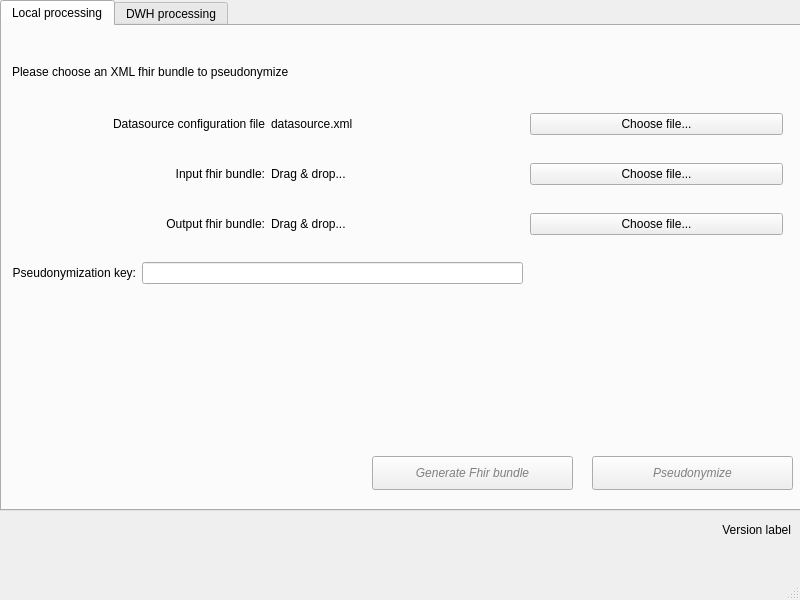
First picture: the form in src/gui/mainWindow.ui, repository dzl-dm/i2b2-upload-client, before the edit.
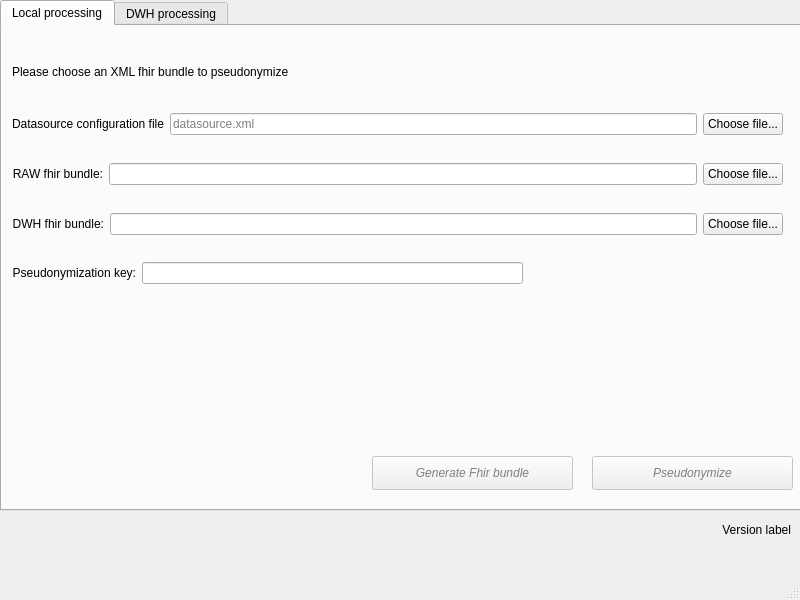
Second picture: the form after the edit. Icons and pictures are not drawn.

Commit message: More accurate labeling of interface. Fix upload code

```diff
--- a/src/gui/mainWindow.ui
+++ b/src/gui/mainWindow.ui
@@ -78,7 +78,7 @@
        <bool>true</bool>
       </property>
      </widget>
-     <widget class="QWidget" name="">
+     <widget class="QWidget" name="layoutWidget">
       <property name="geometry">
        <rect>
         <x>10</x>
@@ -98,7 +98,7 @@
        <item row="0" column="0">
         <widget class="QLabel" name="rawFhirInputLabel">
          <property name="text">
-          <string>Input fhir bundle:</string>
+          <string>RAW fhir bundle:</string>
          </property>
          <property name="alignment">
           <set>Qt::AlignRight|Qt::AlignTrailing|Qt::AlignVCenter</set>
@@ -106,15 +106,11 @@
         </widget>
        </item>
        <item row="0" column="1">
-        <widget class="QLabel" name="rawFhirfileInputText">
-         <property name="text">
-          <string>Drag &amp; drop...</string>
-         </property>
-        </widget>
+        <widget class="QLineEdit" name="rawFhirFileText"/>
        </item>
       </layout>
      </widget>
-     <widget class="QWidget" name="">
+     <widget class="QWidget" name="layoutWidget">
       <property name="geometry">
        <rect>
         <x>10</x>
@@ -165,23 +161,6 @@
        </rect>
       </property>
       <layout class="QGridLayout" name="gridLayout_2">
-       <item row="0" column="1">
-        <widget class="QLabel" name="dwhFhirfileOutputText">
-         <property name="text">
-          <string>Drag &amp; drop...</string>
-         </property>
-        </widget>
-       </item>
-       <item row="0" column="0">
-        <widget class="QLabel" name="dwhFhirOutputLabel">
-         <property name="text">
-          <string>Output fhir bundle:</string>
-         </property>
-         <property name="alignment">
-          <set>Qt::AlignRight|Qt::AlignTrailing|Qt::AlignVCenter</set>
-         </property>
-        </widget>
-       </item>
        <item row="0" column="2">
         <widget class="QPushButton" name="dwhFhirFileOutputPushButton">
          <property name="text">
@@ -189,9 +168,28 @@
          </property>
         </widget>
        </item>
+       <item row="0" column="0">
+        <widget class="QLabel" name="dwhFhirOutputLabel">
+         <property name="toolTip">
+          <string>Pseudonymized data, ready for DWH upload</string>
+         </property>
+         <property name="text">
+          <string>DWH fhir bundle:</string>
+         </property>
+         <property name="alignment">
+          <set>Qt::AlignRight|Qt::AlignTrailing|Qt::AlignVCenter</set>
+         </property>
+        </widget>
+       </item>
+       <item row="0" column="1">
+        <widget class="QLineEdit" name="dwhFhirFileText"/>
+       </item>
       </layout>
      </widget>
      <widget class="QPushButton" name="pseudonymizeButton">
+      <property name="enabled">
+       <bool>false</bool>
+      </property>
       <property name="geometry">
        <rect>
         <x>590</x>
@@ -238,8 +236,8 @@
         </widget>
        </item>
        <item row="0" column="1">
-        <widget class="QLabel" name="dsConfigFileInputText">
-         <property name="text">
+        <widget class="QLineEdit" name="dsConfigFileText">
+         <property name="placeholderText">
           <string>datasource.xml</string>
          </property>
         </widget>
@@ -247,6 +245,9 @@
       </layout>
      </widget>
      <widget class="QPushButton" name="generateFhirButton">
+      <property name="enabled">
+       <bool>false</bool>
+      </property>
       <property name="geometry">
        <rect>
         <x>370</x>
```
Left out of the diff: 36 changed lines with no effect on the pictures. The commit also changes 5 other files.
